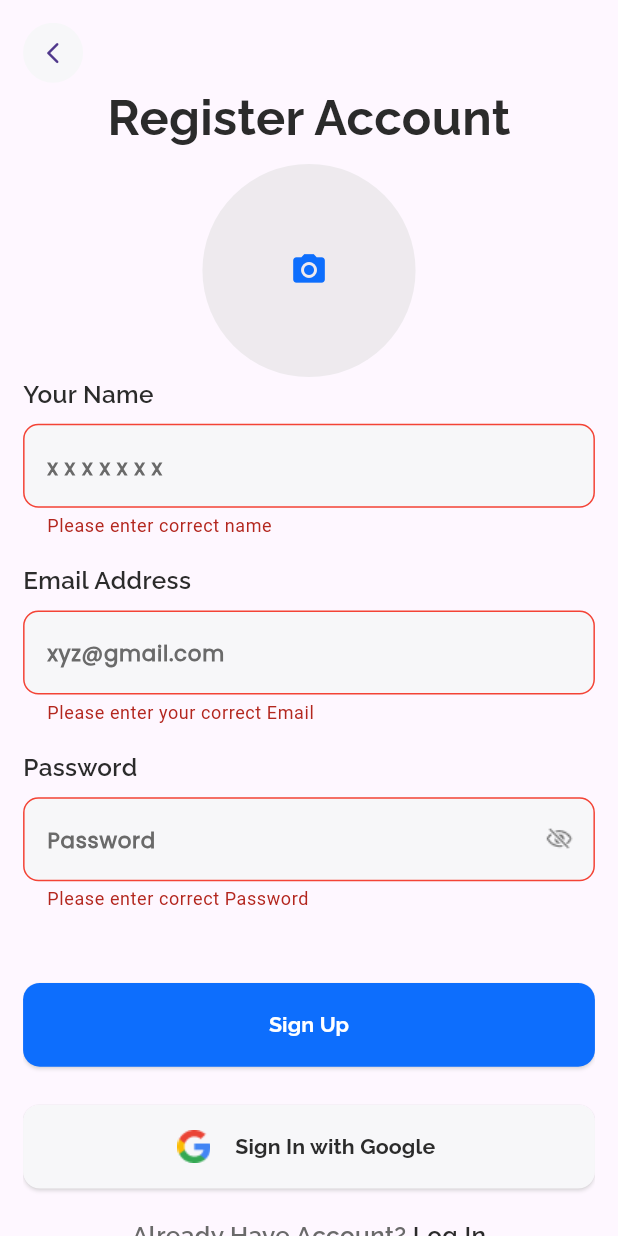
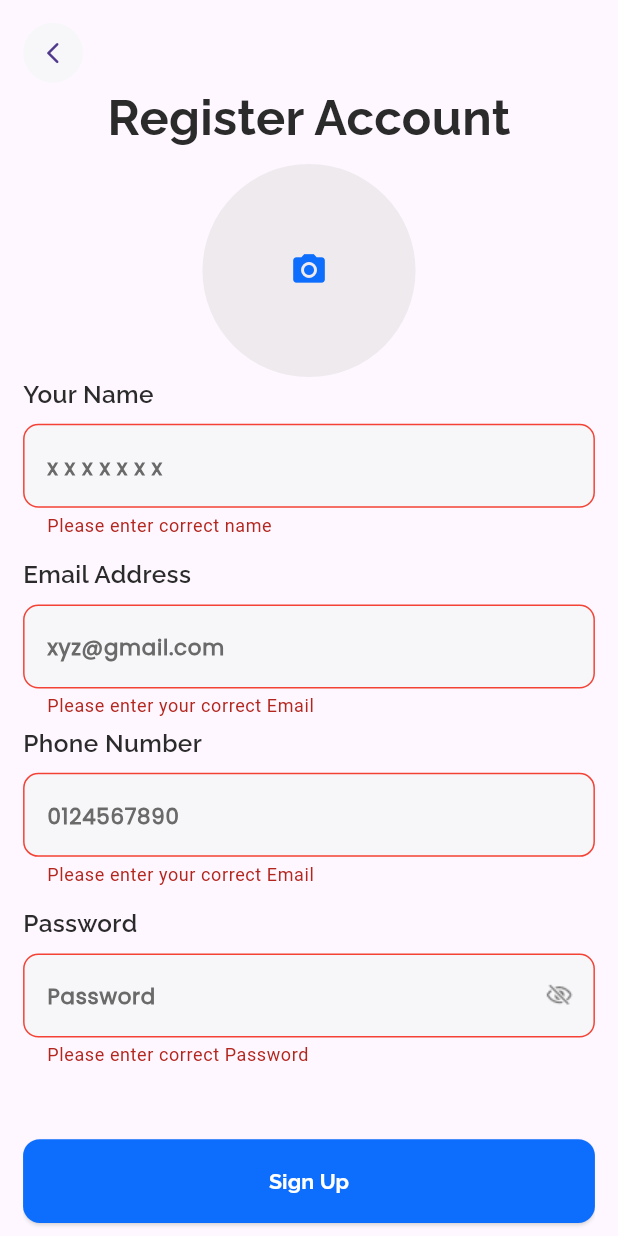
Before and after one commit to mostafa1255/Nike_Vendors_App, a Flutter app: the screen it shows after launch, after a tap on "Sign Up", on a phone screen of 412 x 824 dp. Run offline on Flutter 3.47's test engine with Material 3 defaults, Android fonts, the phone set to English and light mode, and no system bars; our stand-ins replace auto_size_text, bloc, cloud_firestore, dartz, firebase_auth, firebase_core and 7 more; accounts and stored records are empty.

Commit message:
Edit on Vendor Model to add Location and T Price and T Orders

```diff
--- a/lib/app/data/Cubits/auth cubits/register_Cubit/register_cubit.dart
+++ b/lib/app/data/Cubits/auth cubits/register_Cubit/register_cubit.dart
@@ -2,9 +2,6 @@ import 'package:bloc/bloc.dart';
 import 'package:flutter/material.dart';
 import 'package:meta/meta.dart';
 import 'package:firebase_auth/firebase_auth.dart';
-import 'package:nike_app_vendors/app/data/Cubits/vendor_cubit/vendor_cubit.dart';
-import 'package:nike_app_vendors/app/data/repos/vendor_Repo/vendor_Repo_Impl.dart';
-
 import '../../../repos/register_Repo/register_repo.dart';
 part 'register_state.dart';
 
--- a/lib/app/data/models/Vendors_Model.dart
+++ b/lib/app/data/models/Vendors_Model.dart
@@ -2,13 +2,21 @@ class VendorModel {
   String? id;
   String? name;
   String? email;
-  String? location;
   num? number;
+  double? latitude;
+  double? longitude;
+  num? totalPrice;
+  int? totalOrders;
+  String? vendorImageUrl;
 
   VendorModel({
     required this.id,
     required this.email,
-    required this.location,
+    required this.totalOrders,
+    required this.totalPrice,
+    required this.vendorImageUrl,
+    required this.latitude,
+    required this.longitude,
     required this.name,
     required this.number,
   });
@@ -19,7 +27,11 @@ class VendorModel {
       'id': id,
       'name': name,
       'email': email,
-      'location': location,
+      'totalOrders': totalOrders,
+      'totalPrice': totalPrice,
+      'vendorImageUrl': vendorImageUrl,
+      'latitude': latitude,
+      'longitude': longitude,
       'number': number,
     };
   }
@@ -29,7 +41,11 @@ class VendorModel {
     return VendorModel(
       id: map['id'] ?? '',
       email: map['email'] ?? '',
-      location: map['location'] ?? '',
+      totalOrders: map['totalOrders'] ?? '',
+      totalPrice: map['totalPrice'] ?? '',
+      vendorImageUrl: map['vendorImageUrl'] ?? '',
+      latitude: map['latitude'] ?? '',
+      longitude: map['longitude'] ?? '',
       name: map['name'] ?? '',
       number: map['number']?.toInt() ?? 0,
     );
--- a/lib/app/views/screens/auth/widgets/RegisterFormField.dart
+++ b/lib/app/views/screens/auth/widgets/RegisterFormField.dart
@@ -19,9 +19,6 @@ class RegisterFormField extends StatefulWidget {
 }
 
 class _RegisterFormFieldState extends State<RegisterFormField> {
-  TextEditingController nameController = TextEditingController();
-  TextEditingController emailController = TextEditingController();
-  final TextEditingController passController = TextEditingController();
   @override
   Widget build(BuildContext context) {
     var regCubit = BlocProvider.of<RegisterCubit>(context);
@@ -52,7 +49,7 @@ class _RegisterFormFieldState extends State<RegisterFormField> {
               width: double.infinity,
               height: 80.h,
             ),
-            const VsizedBox(height: 12),
+            const VsizedBox(height: 8),
             Text(
               "Email Address",
               style: Txtstyle.style16(context: context).copyWith(
@@ -76,7 +73,29 @@ class _RegisterFormFieldState extends State<RegisterFormField> {
               width: double.infinity,
               height: 80.h,
             ),
-            const VsizedBox(height: 12),
+            Text(
+              "Phone Number",
+              style: Txtstyle.style16(context: context).copyWith(
+                  color: AppColors.kFontColor,
+                  fontWeight: FontWeight.w500,
+                  fontFamily: Constants.relwayFamily),
+            ),
+            const VsizedBox(height: 8),
+            CustomTextFormField(
+              // ignore: body_might_complete_normally_nullable
+              validator: (value) {
+                if (value == null ||
+                    value.isEmpty ||
+                    !AppRegex.isEmailValid(value)) {
+                  return "Please enter your correct Email";
+                }
+              },
+              hinttext: "0124567890",
+              securPass: false,
+              width: double.infinity,
+              height: 80.h,
+            ),
+            const VsizedBox(height: 8),
             Text(
               "Password",
               style: Txtstyle.style16(context: context).copyWith(
--- a/lib/app/views/screens/auth/widgets/VendorImageBlocBuilder.dart
+++ b/lib/app/views/screens/auth/widgets/VendorImageBlocBuilder.dart
@@ -1,3 +1,4 @@
+import 'package:nike_app_vendors/app/core/styles/App_Colors.dart';
 import 'package:nike_app_vendors/app/core/tools/reg_imp.dart';
 import '../../../../core/Functions/Snack_Bar.dart';
 import '../../../../core/Functions/changePhotoBottomSheet.dart';
@@ -20,6 +21,15 @@ class VendorImageBlocBuilder extends StatelessWidget {
               radius: 70.r,
               backgroundColor: Colors.grey.shade300.withOpacity(0.55),
               backgroundImage: NetworkImage(state.imageUrl));
+        } else if (state is ImageUploadedLoading) {
+          return CircleAvatar(
+            radius: 70.r,
+            backgroundColor: Colors.grey.shade300.withOpacity(0.55),
+            child: const Center(
+                child: CircularProgressIndicator(
+              color: AppColors.kPrimaryColor,
+            )),
+          );
         } else if (state is ImageUploadedFaliure) {
           return CustomCircleAvatarRegisterScreen(
             onPressed: () {
```
Also changed, not shown: lib/app/data/Cubits/vendor_cubit/vendor_cubit.dart (+12 -2 lines), lib/app/data/repos/vendor_Repo/vendor_Repo.dart (+6 -2 lines), lib/app/data/repos/vendor_Repo/vendor_Repo_Impl.dart (+12 -3 lines).
